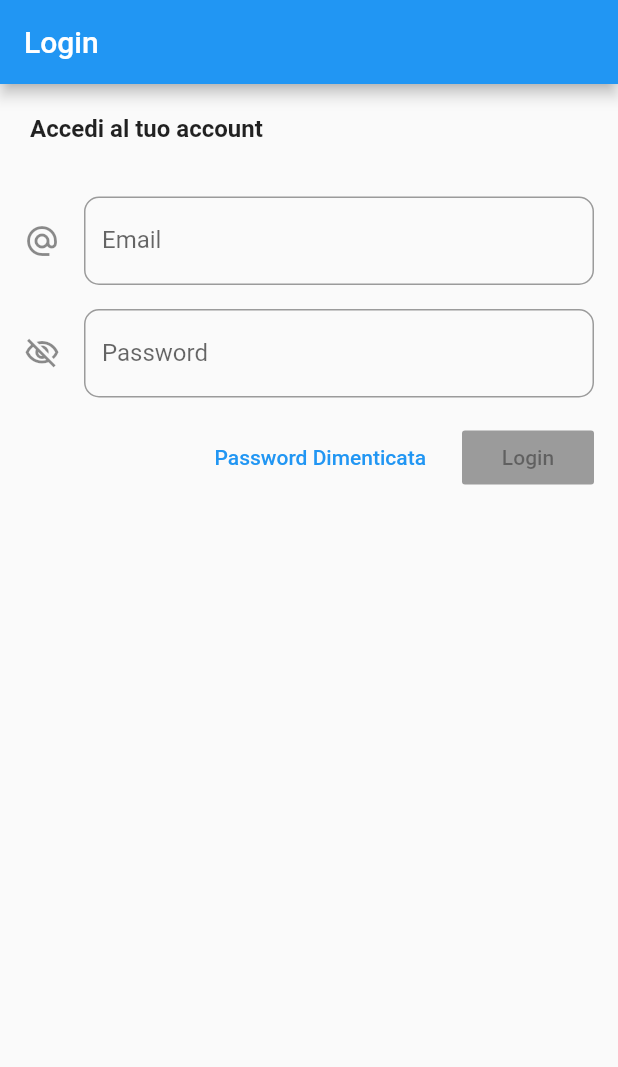
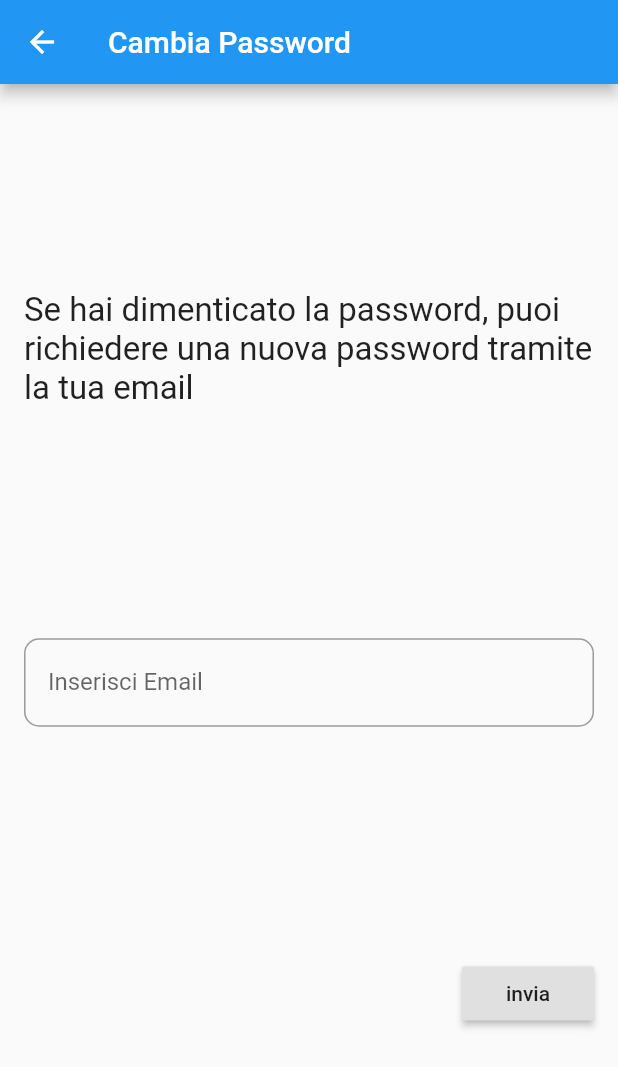
Before and after one commit to LucaRocco/mobile-project, a Flutter app: the screen it shows after launch, after a tap on "Password Dimenticata", on a phone screen of 412 x 824 dp. Shown: the top 1067 px of the screen. Run offline on Flutter 3.47's test engine with Material 2 defaults, Android fonts, the phone set to English and light mode, and no system bars.

Commit message:
Creata la schermata per il cambio password. Aggiunta la possibilità di registrarsi sulla schermata di login.

```diff
--- a/lib/cambia_password.dart
+++ b/lib/cambia_password.dart
@@ -1 +1,54 @@
 import 'package:flutter/material.dart';
+
+class CambiaPasswordPage extends StatefulWidget {
+  CambiaPasswordPage({Key key, this.title}) : super(key: key);
+
+  final String title;
+
+  @override
+  _cambiaPasswordPageState createState() => _cambiaPasswordPageState();
+}
+
+class _cambiaPasswordPageState extends State<CambiaPasswordPage> {
+  @override
+  Widget build(BuildContext context) {
+    return Scaffold(
+        appBar: AppBar(title: Text('Cambia Password')),
+        body: Container(
+            child: Column(
+                mainAxisAlignment: MainAxisAlignment.spaceEvenly,
+                children: <Widget>[
+              Padding(
+                padding: const EdgeInsets.all(16),
+                child: Text(
+                  'Se hai dimenticato la password, ' +
+                      'puoi richiedere una nuova password tramite la tua email',
+                  style: TextStyle(
+                    fontSize: 22.0,
+                  ),
+                ),
+              ),
+              Container(
+                padding: EdgeInsets.all(16),
+                child: TextField(
+                    decoration: InputDecoration(
+                  border: OutlineInputBorder(
+                      borderRadius: BorderRadius.all(Radius.circular(10))),
+                  labelText: ' Inserisci Email',
+                )),
+              ),
+              Row(
+                children: <Widget>[
+                  Padding(
+                    padding: const EdgeInsets.all(16),
+                    child: RaisedButton(
+                      child: Text('invia'),
+                      onPressed: () => {},
+                    ),
+                  ),
+                ],
+                mainAxisAlignment: MainAxisAlignment.end,
+              )
+            ])));
+  }
+}
--- a/lib/login.dart
+++ b/lib/login.dart
@@ -1,4 +1,5 @@
 import 'package:flutter/material.dart';
+import 'package:in_expense/cambia_password.dart';
 
 class LoginPage extends StatefulWidget {
   LoginPage({Key key, this.title}) : super(key: key);
@@ -63,9 +64,11 @@ class _LoginPageState extends State<LoginPage> {
             Row(
               children: [
                 TextButton(
-                  child: Text("Password Dimenticata"),
-                  onPressed: () => {},
-                ),
+                    child: Text("Password Dimenticata"),
+                    onPressed: () => Navigator.push(
+                        context,
+                        MaterialPageRoute(
+                            builder: (context) => CambiaPasswordPage()))),
                 Padding(
                   padding: EdgeInsets.all(16),
                   child: RaisedButton(
@@ -74,6 +77,14 @@ class _LoginPageState extends State<LoginPage> {
                 ),
               ],
               mainAxisAlignment: MainAxisAlignment.end,
+            ),
+            Row(
+              mainAxisAlignment: MainAxisAlignment.end,
+              children: [
+                TextButton(
+                    child: Text("Non hai un account? REGISTRATI"),
+                    onPressed: () => {})
+              ],
             )
           ],
         ),
--- a/lib/profilo.dart
+++ b/lib/profilo.dart
@@ -9,3 +9,22 @@ import 'package:flutter/material.dart';
 - modifica password
 - logout
 */
+
+class ProfiloPage extends StatefulWidget {
+  ProfiloPage({Key key, this.title}) : super(key: key);
+
+  final String title;
+
+  @override
+  _ProfiloPageState createState() => _ProfiloPageState();
+}
+
+class _ProfiloPageState extends State<ProfiloPage> {
+  @override
+  Widget build(BuildContext context) {
+    return Scaffold(
+      appBar: AppBar(title: Text('Profilo')),
+      body: Container(),
+    );
+  }
+}
```
